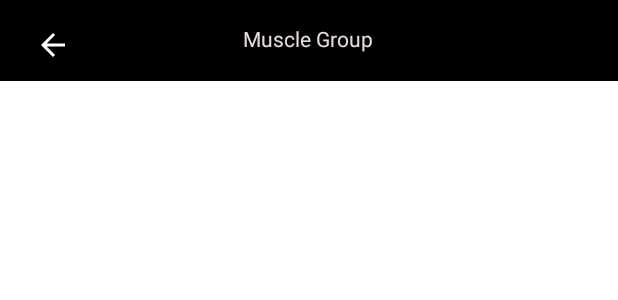
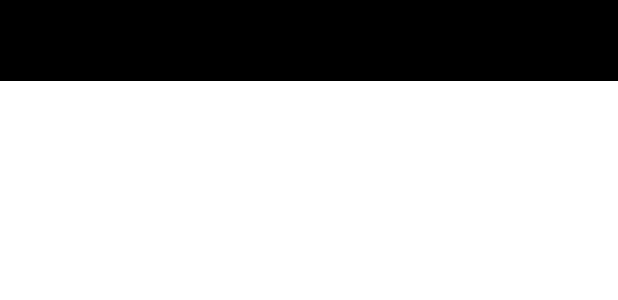
Before and after one commit to GonzaloSantizo/PlatMovProyectos, an Android app: the layout fragment_muscle_details.xml on its own in the app's theme, with its tools: preview values and no code run, on a phone screen of 412 x 824 dp. Shown: the top 300 px of the screen. Run offline under Robolectric (Android 15) with nearby library versions, the phone set to English and light mode, and no system bars.

Commit message:
Modificacion al fragment MuscleDetails, se cambio el boton de regresar y se coloco el que trae por defecto el MaterialToolBar

```diff
--- a/app/src/main/java/com/plataformas/proyecto/fragments/MuscleDetailsFragment.kt
+++ b/app/src/main/java/com/plataformas/proyecto/fragments/MuscleDetailsFragment.kt
@@ -7,26 +7,39 @@ import android.view.View
 import android.view.ViewGroup
 import android.widget.Button
 import androidx.navigation.findNavController
+import androidx.navigation.fragment.findNavController
+import androidx.navigation.ui.AppBarConfiguration
+import androidx.navigation.ui.setupWithNavController
+import com.google.android.material.appbar.MaterialToolbar
 import com.plataformas.proyecto.R
 
 
 class MuscleDetailsFragment : Fragment(R.layout.fragment_muscle_details) {
 
     private lateinit var btnBack: Button
+    private lateinit var toolBar:MaterialToolbar
 
     override fun onViewCreated(view: View, savedInstanceState: Bundle?) {
         super.onViewCreated(view, savedInstanceState)
         view.apply {
-            btnBack = findViewById(R.id.btnBack)
+            toolBar = findViewById(R.id.materialToolbar_muscleDetailsFragment)
         }
 
+        setToolbar()
         setListeners()
     }
 
+    private fun setToolbar() {
+        val navController = findNavController()
+        val appbarConfig = AppBarConfiguration(navController.graph)
+
+        toolBar.setupWithNavController(navController, appbarConfig)
+    }
+
     private fun setListeners() {
-        btnBack.setOnClickListener {
-            requireView().findNavController().navigate(MuscleDetailsFragmentDirections.actionMuscleDetailsFragmentToMuscleListFragment())
-        }
+//        btnBack.setOnClickListener {
+//            requireView().findNavController().navigate(MuscleDetailsFragmentDirections.actionMuscleDetailsFragmentToMuscleListFragment())
+//        }
     }
 
 }
--- a/app/src/main/res/layout/fragment_muscle_details.xml
+++ b/app/src/main/res/layout/fragment_muscle_details.xml
@@ -7,43 +7,14 @@
     tools:context=".fragments.MuscleDetailsFragment">
 
     <com.google.android.material.appbar.MaterialToolbar
-        android:id="@+id/materialToolbar"
+        android:id="@+id/materialToolbar_muscleDetailsFragment"
         android:layout_width="412dp"
         android:layout_height="54dp"
         android:background="?attr/colorPrimary"
         android:minHeight="?attr/actionBarSize"
         android:theme="?attr/actionBarTheme"
-        app:layout_constraintBottom_toBottomOf="parent"
-        app:layout_constraintEnd_toEndOf="parent"
         app:layout_constraintStart_toStartOf="parent"
         app:layout_constraintTop_toTopOf="parent"
         app:layout_constraintVertical_bias="0.0" />
 
-    <TextView
-        android:id="@+id/textView"
-        android:layout_width="100dp"
-        android:layout_height="29dp"
-        android:text="@string/muscle_group"
-        android:textAlignment="center"
-        android:textColor="#E4DBDB"
-        app:layout_constraintBottom_toBottomOf="@+id/materialToolbar"
-        app:layout_constraintEnd_toEndOf="@+id/materialToolbar"
-        app:layout_constraintHorizontal_bias="0.496"
-        app:layout_constraintStart_toStartOf="@+id/materialToolbar"
-        app:layout_constraintTop_toTopOf="parent"
-        app:layout_constraintVertical_bias="0.64" />
-
-    <Button
-        android:id="@+id/btnBack"
-        android:layout_width="70dp"
-        android:layout_height="48dp"
-        android:contentDescription="@string/btnback"
-        app:icon="?attr/actionModeCloseDrawable"
-        app:layout_constraintBottom_toBottomOf="@+id/materialToolbar"
-        app:layout_constraintEnd_toStartOf="@+id/textView"
-        app:layout_constraintHorizontal_bias="0.083"
-        app:layout_constraintStart_toStartOf="parent"
-        app:layout_constraintTop_toTopOf="parent"
-        app:layout_constraintVertical_bias="1.0" />
-
 </androidx.constraintlayout.widget.ConstraintLayout>
```
